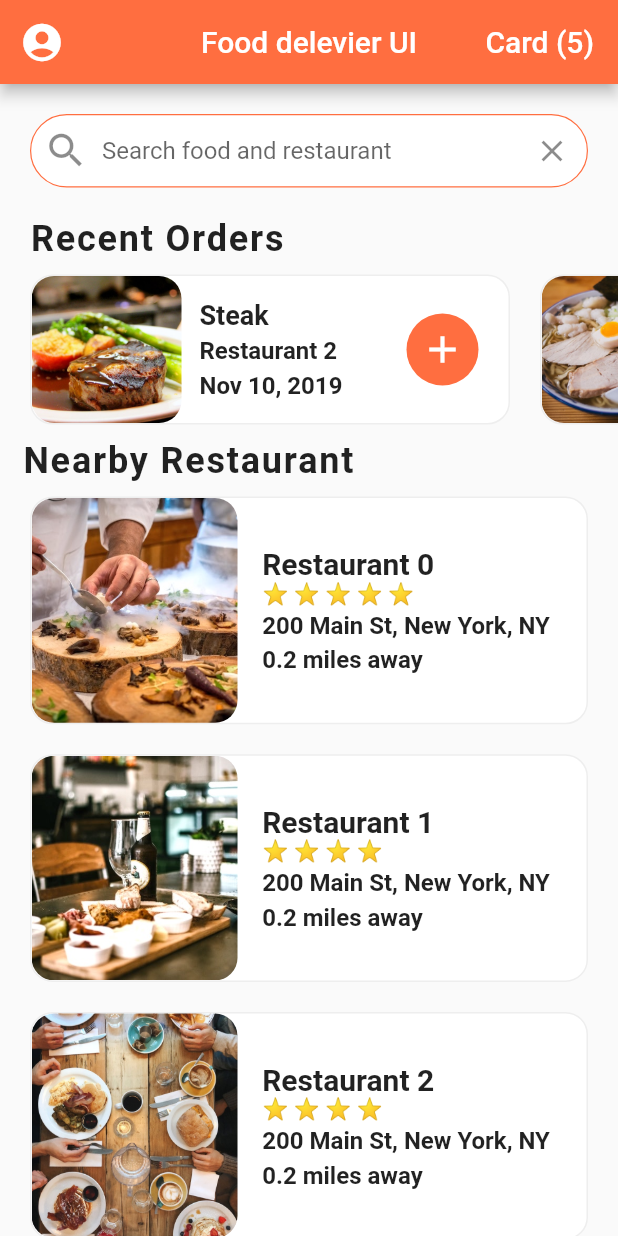
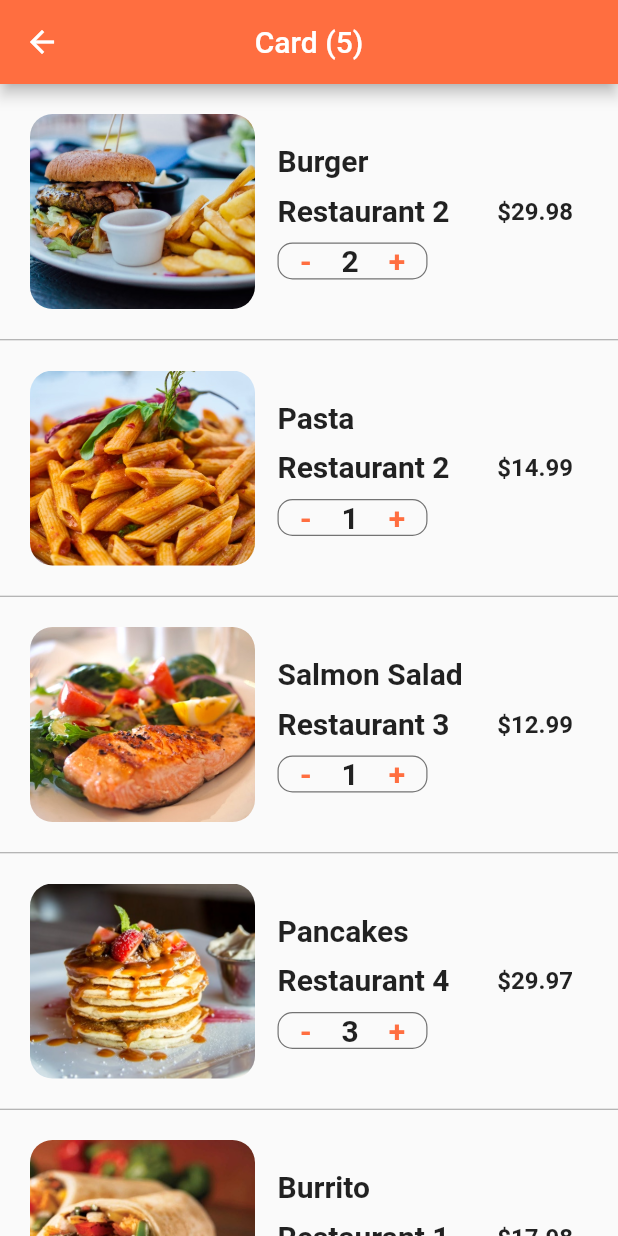
Before and after one commit to fabuloussTeam/Food-Delevery-UI, a Flutter app: the screen it shows after launch, after a tap on an icon or button, on a phone screen of 412 x 824 dp. Run offline on Flutter 3.47's test engine with Material 2 defaults, Android fonts, the phone set to English and light mode, and no system bars.

Commit message:
Affichage des produits reserver dans le panier: CartSreenItem

```diff
--- /dev/null
+++ b/lib/screen/cart_screen.dart
@@ -0,0 +1,152 @@
+import 'package:flutter/cupertino.dart';
+import 'package:flutter/material.dart';
+import 'package:flutter_food_delivery_ui/data/data.dart';
+import 'package:flutter_food_delivery_ui/models/order.dart';
+
+class CartScreen extends StatefulWidget {
+
+  @override
+  _CartScreenState createState() => _CartScreenState();
+}
+
+class _CartScreenState extends State<CartScreen> {
+
+
+  _buildCartItem(Order order){
+    return Container(
+      padding: EdgeInsets.all(20.0),
+      height: 170.0,
+      child: new Row(
+        children: <Widget>[
+          new Expanded(
+              child:  new Row(
+                children: <Widget>[
+                  new Container(
+                    width: 150.0,
+                    decoration: BoxDecoration(
+                        image: DecorationImage(
+                            image: AssetImage(order.food.imageUrl),
+                            fit: BoxFit.cover
+                        ),
+                        borderRadius: BorderRadius.circular(15.0)
+                    ),
+                  ),
+                  new Expanded(
+                      child: Container(
+                        margin: EdgeInsets.only(left: 15.0),
+                          child: new Column(
+                            mainAxisAlignment: MainAxisAlignment.center,
+                            crossAxisAlignment: CrossAxisAlignment.start,
+                            children: <Widget>[
+                              new Text(
+                                order.food.name,
+                                style: new TextStyle(
+                                    fontSize: 20.0,
+                                    fontWeight: FontWeight.bold
+                                ),
+                                overflow: TextOverflow.ellipsis,
+                              ),
+                              new SizedBox(height: 10.0,),
+                              new Text(
+                                order.restaurant.name,
+                                style: new TextStyle(
+                                    fontSize: 20.0,
+                                    fontWeight: FontWeight.bold
+                                ),
+                                overflow: TextOverflow.ellipsis,
+                              ),
+                              new SizedBox(height: 10.0,),
+                              new Container(
+                                width: 100,
+                                decoration: new BoxDecoration(
+                                  borderRadius: BorderRadius.circular(10.0),
+                                  border: Border.all(
+                                    width: 0.8,
+                                    color: Colors.black54
+                                  ),
+                                ),
+                                child: new Row(
+                                  mainAxisAlignment: MainAxisAlignment.center,
+                                  children: <Widget>[
+                                    new GestureDetector(
+                                      onTap: (){print("vous appuyer sur --");},
+                                      child: new Text(
+                                        '-',
+                                        style: new TextStyle(
+                                            color: Colors.deepOrangeAccent,
+                                            fontWeight: FontWeight.w600,
+                                            fontSize: 20.0
+                                        ),
+                                      ),
+                                    ),
+                                    new SizedBox(width: 20.0,),
+                                    new Text(
+                                        order.quantity.toString(),
+                                        style: new TextStyle(
+                                            fontSize: 20.0,
+                                            fontWeight: FontWeight.w600
+                                        ),
+                                    ),
+                                    new SizedBox(width: 20.0,),
+                                    new GestureDetector(
+                                      onTap: (){print("vous appuyer sur +++");},
+                                      child: new Text(
+                                        '+',
+                                        style: new TextStyle(
+                                            color: Colors.deepOrangeAccent,
+                                            fontWeight: FontWeight.w600,
+                                            fontSize: 20.0
+                                        ),
+                                      ),
+                                    ),
+                                  ],
+                                ),
+                              )
+                            ],
+                          )
+                      )
+                  ),
+                  new Container(
+                    margin: EdgeInsets.all(10.0),
+                    child: new Text(
+                      "\$${order.quantity * order.food.price}",
+                      style: new TextStyle(
+                          fontSize: 16.0,
+                          fontWeight: FontWeight.w600
+                      ),
+                    ),
+                  )
+                ],
+              )
+          )
+        ],
+      ),
+    );
+  }
+
+
+  @override
+  Widget build(BuildContext context) {
+    // TODO: implement build
+    return Scaffold(
+      appBar: AppBar(
+        backgroundColor: Colors.deepOrangeAccent,
+        title: new Text("Card (${currentUser.cart.length})",),
+        centerTitle: true,
+      ),
+      body: new ListView.separated(
+        itemCount: currentUser.cart.length,
+        itemBuilder: (BuildContext context, int index){
+          Order order = currentUser.cart[index];
+            return _buildCartItem(order);
+        },
+        separatorBuilder: (BuildContext context, int index){
+            return Divider(
+              height: 1.0,
+              color: Colors.grey,
+            );
+        },
+      ),
+    );
+  }
+}
--- a/lib/screen/home_screen.dart
+++ b/lib/screen/home_screen.dart
@@ -4,6 +4,7 @@ import 'package:flutter_food_delivery_ui/data/data.dart';
 import 'package:flutter_food_delivery_ui/widgets/recent_orders.dart';
 import 'package:flutter_food_delivery_ui/widgets/rating_start.dart';
 import 'restaurant_screen.dart';
+import 'cart_screen.dart';
 
 class HomeScreen extends StatefulWidget{
    String title = "Food delevier UI";
@@ -32,8 +33,11 @@ class _HomeScreenState extends State<HomeScreen>{
             centerTitle: true,
             actions: <Widget>[
               new FlatButton(
-                  onPressed: (){},
-                  child: new Text(
+                  onPressed: () => Navigator.push(
+                   context,
+                   MaterialPageRoute(builder: (_) => new CartScreen() ),
+                  ),
+                   child: new Text(
                     "Card (${currentUser.cart.length})",
                     style: new TextStyle(color: Colors.white, fontSize: 20.0),
                   )
--- a/lib/screen/restaurant_screen.dart
+++ b/lib/screen/restaurant_screen.dart
@@ -78,7 +78,7 @@ class _RestaurantScreenState extends State<RestaurantScreen>{
           ),
           new Positioned(
             bottom: 10.0,
-            right: 5.0,
+            right: 0.0,
             child: new Container(
             margin: EdgeInsets.only(right: 20.0),
             width: 48.00,
--- a/lib/widgets/recent_orders.dart
+++ b/lib/widgets/recent_orders.dart
@@ -100,6 +100,12 @@ class RecentOrders extends StatelessWidget{
         ),
         new Container(
           height: 120.0,
+         /* decoration: new BoxDecoration(
+            border: Border.all(
+              color: Colors.black,
+              width: 1,
+            ),
+          ),*/
           // color: Colors.blue,
           child: new ListView.builder(
               physics: new BouncingScrollPhysics(), // pour tirrer l'image en fin ligne
```
